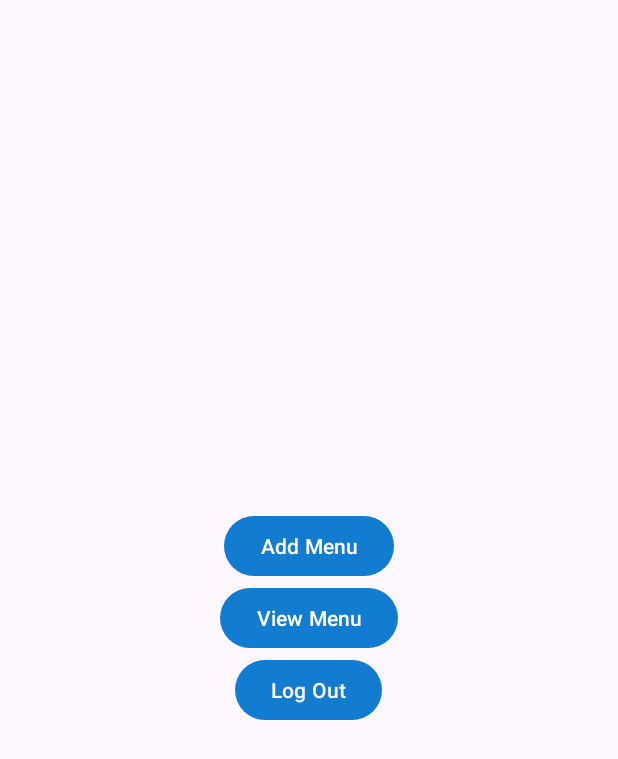
After one commit to Dhwip/Food-Delivery-Project, an Android app: the RestaurantHomePageActivity screen opened directly, with no data from a screen before it, on a phone screen of 412 x 824 dp. The commit adds this screen. Shown: the top 759 px of the screen. Run offline under Robolectric (Android 15) with nearby library versions, the phone set to English and light mode, and no system bars.

Commit message:
Commit 7

```diff
--- /dev/null
+++ b/app/src/main/java/com/example/fooddeliveryapp/RestaurantHomePageActivity.java
@@ -0,0 +1,55 @@
+package com.example.fooddeliveryapp;
+
+import android.annotation.SuppressLint;
+import android.content.Intent;
+import android.os.Bundle;
+import android.view.View;
+import android.widget.Button;
+
+import androidx.activity.EdgeToEdge;
+import androidx.appcompat.app.AppCompatActivity;
+import androidx.core.graphics.Insets;
+import androidx.core.view.ViewCompat;
+import androidx.core.view.WindowInsetsCompat;
+
+public class RestaurantHomePageActivity extends AppCompatActivity {
+
+    private Button btnAddMenu, btnViewMenu,logout;
+
+    @SuppressLint("MissingInflatedId")
+    @Override
+    protected void onCreate(Bundle savedInstanceState) {
+        super.onCreate(savedInstanceState);
+        setContentView(R.layout.activity_restaurant_home_page);
+
+        btnAddMenu = findViewById(R.id.btnAddMenu);
+        btnViewMenu = findViewById(R.id.btnViewMenu);
+        logout = findViewById(R.id.logout);
+
+        btnAddMenu.setOnClickListener(new View.OnClickListener() {
+            @Override
+            public void onClick(View v) {
+                Intent intent = new Intent(RestaurantHomePageActivity.this, AddMenuActivity.class);
+
+                startActivity(intent);
+            }
+        });
+
+        btnViewMenu.setOnClickListener(new View.OnClickListener() {
+            @Override
+            public void onClick(View v) {
+                Intent intent = new Intent(RestaurantHomePageActivity.this, MenuListActivity.class);
+//                intent.putExtra("restaurantName", "Vedant");
+                startActivity(intent);
+            }
+        });
+
+        logout.setOnClickListener(new View.OnClickListener() {
+            @Override
+            public void onClick(View v) {
+                Intent intent = new Intent(RestaurantHomePageActivity.this,MainActivity.class);
+                startActivity(intent);
+            }
+        });
+    }
+}
--- a/app/src/main/java/com/example/fooddeliveryapp/RestaurantSignInActivity.java
+++ b/app/src/main/java/com/example/fooddeliveryapp/RestaurantSignInActivity.java
@@ -40,6 +40,8 @@ public class RestaurantSignInActivity extends AppCompatActivity {
                 } else {
                     boolean isValidUser = databaseHelper.authenticateUser("Restaurant",emailInput, passwordInput);
                     if (isValidUser) {
+                        Intent intent = new Intent(RestaurantSignInActivity.this,RestaurantHomePageActivity.class);
+                        startActivity(intent);
                         Toast.makeText(RestaurantSignInActivity.this, "Sign In Successful", Toast.LENGTH_SHORT).show();
                     } else {
                         Toast.makeText(RestaurantSignInActivity.this, "Sign In Failed: Invalid Email or Password", Toast.LENGTH_SHORT).show();
--- /dev/null
+++ b/app/src/main/res/drawable/baseline_search_24.xml
@@ -0,0 +1,5 @@
+<vector xmlns:android="http://schemas.android.com/apk/res/android" android:height="24dp" android:tint="#000000" android:viewportHeight="24" android:viewportWidth="24" android:width="24dp">
+
+    <path android:fillColor="@android:color/white" android:pathData="M15.5,14h-0.79l-0.28,-0.27C15.41,12.59 16,11.11 16,9.5 16,5.91 13.09,3 9.5,3S3,5.91 3,9.5 5.91,16 9.5,16c1.61,0 3.09,-0.59 4.23,-1.57l0.27,0.28v0.79l5,4.99L20.49,19l-4.99,-5zM9.5,14C7.01,14 5,11.99 5,9.5S7.01,5 9.5,5 14,7.01 14,9.5 11.99,14 9.5,14z"/>
+
+</vector>
--- a/app/src/main/res/layout/activity_home_page.xml
+++ b/app/src/main/res/layout/activity_home_page.xml
@@ -27,6 +27,7 @@
         app:itemIconTint="@color/white">
 
         <Button
+            android:id="@+id/logout"
             android:layout_margin="5dp"
             android:layout_width="match_parent"
             android:layout_height="wrap_content"
--- /dev/null
+++ b/app/src/main/res/layout/activity_restaurant_home_page.xml
@@ -0,0 +1,24 @@
+<?xml version="1.0" encoding="utf-8"?>
+<LinearLayout xmlns:android="http://schemas.android.com/apk/res/android"
+    android:layout_width="match_parent"
+    android:layout_height="match_parent"
+    android:orientation="vertical"
+    android:gravity="center">
+
+    <Button
+        android:id="@+id/btnAddMenu"
+        android:layout_width="wrap_content"
+        android:layout_height="wrap_content"
+        android:text="Add Menu" />
+
+    <Button
+        android:id="@+id/btnViewMenu"
+        android:layout_width="wrap_content"
+        android:layout_height="wrap_content"
+        android:text="View Menu" />
+    <Button
+        android:id="@+id/logout"
+        android:layout_width="wrap_content"
+        android:layout_height="wrap_content"
+        android:text="Log Out"/>
+</LinearLayout>
--- a/app/src/main/res/values/dimens.xml
+++ b/app/src/main/res/values/dimens.xml
@@ -3,6 +3,6 @@
     <dimen name="activity_horizontal_margin">16dp</dimen>
     <dimen name="activity_vertical_margin">16dp</dimen>
     <dimen name="nav_header_vertical_spacing">8dp</dimen>
-    <dimen name="nav_header_height">176dp</dimen>
+    <dimen name="nav_header_height">200dp</dimen>
     <dimen name="fab_margin">16dp</dimen>
 </resources>
```
Also changed, not shown: app/src/main/AndroidManifest.xml (+12 -0 lines), app/src/main/java/com/example/fooddeliveryapp/AddMenuActivity.java (added, +40 -0 lines), app/src/main/java/com/example/fooddeliveryapp/DatabaseHelper.java (+56 -9 lines), app/src/main/java/com/example/fooddeliveryapp/HomePageActivity.java (+11 -0 lines), app/src/main/java/com/example/fooddeliveryapp/MainActivity.java (+10 -10 lines), app/src/main/java/com/example/fooddeliveryapp/MenuListActivity.java (added, +43 -0 lines), app/src/main/res/layout/activity_add_menu.xml (added, +25 -0 lines), app/src/main/res/layout/activity_main.xml (+15 -15 lines), app/src/main/res/layout/activity_menu_list.xml (added, +12 -0 lines), app/src/main/res/layout/activity_rider_home_page.xml (added, +31 -0 lines), app/src/main/res/layout/fragment_home.xml (+20 -6 lines), app/src/main/res/layout/nav_header_home_page.xml (+7 -5 lines).
